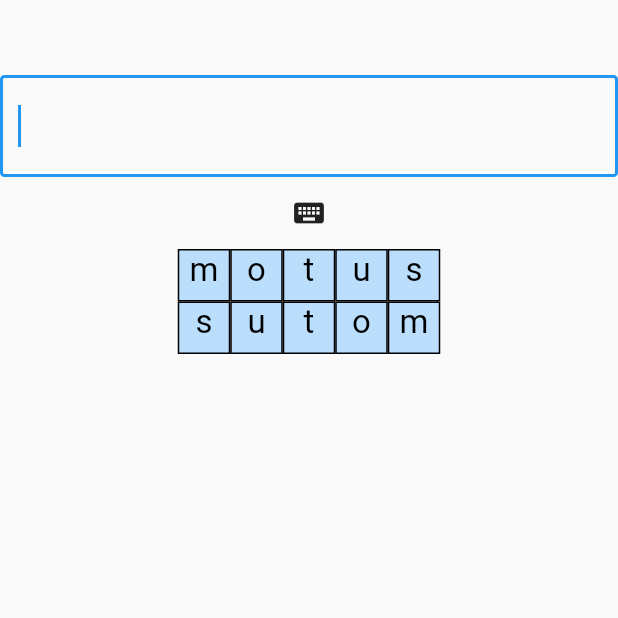
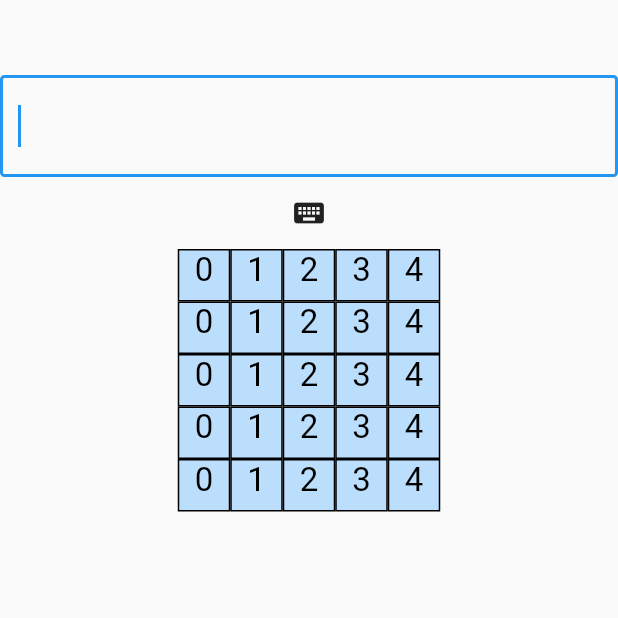
Before and after one commit to sylvain75/flutter-wordle, a Flutter app: the screen it shows after launch, on a phone screen of 412 x 824 dp, the top half of it. Run offline on Flutter 3.47's test engine with Material 2 defaults, Android fonts, the phone set to English and light mode, and no system bars.

Commit message:
about to try with pininput

```diff
--- a/lib/views/working_screen.dart
+++ b/lib/views/working_screen.dart
@@ -1,7 +1,5 @@
 import 'package:flurddle/components/letter_box.dart';
 import 'package:flutter/material.dart';
-import 'package:flurddle/components/working_text_key.dart';
-import 'package:flurddle/components/keyboard.dart';
 
 class KeyboardDemo extends StatefulWidget {
   @override
@@ -11,6 +9,8 @@ class KeyboardDemo extends StatefulWidget {
 class _KeyboardDemoState extends State<KeyboardDemo> {
   TextEditingController _controller = TextEditingController();
   bool _readOnly = true;
+  static int numberOfLetters = 5;
+  var listBoxes = List<int>.generate(numberOfLetters, (i) => i + 1);
 
   @override
   Widget build(BuildContext context) {
@@ -41,31 +41,48 @@ class _KeyboardDemoState extends State<KeyboardDemo> {
           ),
           // Spacer(),
           Container(
-            child:
-              Column(
-              // crossAxisAlignment: CrossAxisAlignment.center,
-              // mainAxisAlignment: MainAxisAlignment.center,
-              children: [
-                Row(
-                  children: [
-                    LetterBox(textValue: 'm'),
-                    LetterBox(textValue: 'o'),
-                    LetterBox(textValue: 't'),
-                    LetterBox(textValue: 'u'),
-                    LetterBox(textValue: 's'),
-                  ],
-                  mainAxisAlignment: MainAxisAlignment.center,),
-                Row(
-                  children: [
-                    LetterBox(textValue: 's'),
-                    LetterBox(textValue: 'u'),
-                    LetterBox(textValue: 't'),
-                    LetterBox(textValue: 'o'),
-                    LetterBox(textValue: 'm'),
-                  ],
-                  mainAxisAlignment: MainAxisAlignment.center,),
-              ],
-          ))
+              child: Column(
+                  children:
+                      // list.map((item) => LetterBox(textValue: 'c')).toList(),
+                      // LetterBox(textValue: 'v')
+
+                      listBoxes
+                          .asMap()
+                          .entries
+                          .map((columnItem) => Row(
+                              children: listBoxes
+                                  .asMap()
+                                  .entries
+                                  .map((rowItem) => LetterBox(
+                                      textValue: rowItem.key.toString()))
+                                  .toList(),
+                              mainAxisAlignment: MainAxisAlignment.center))
+                          .toList()
+
+                  /*
+                        Coordinates will be row : column
+                        - Track where the typing should be
+                        - Guesses kept in the cookies on enter key after filling row
+                          - Guesses should have an ID plus list of guesses
+                          - Guesses ID is the the word ID of the day
+                      */
+
+                  // Row(
+                  //   children: [
+                  //     for( var j = 0 ; j < numberOfLetters; j++ )
+                  //       LetterBox(textValue: 'c')
+                  //   ],
+                  //   mainAxisAlignment: MainAxisAlignment.center,),
+                  //   children: [
+                  //   for( var i = 0 ; i < numberOfLetters; i++ )
+                  //     Row(
+                  //     children: [
+                  //       for( var j = 0 ; j < numberOfLetters; j++ )
+                  //         LetterBox(textValue: 'c')
+                  //     ],
+                  //     mainAxisAlignment: MainAxisAlignment.center,),
+                  // ],
+                  ))
 
           // CustomKeyboard(
           //   onTextInput: (x) {
```
Also changed, not shown: lib/components/letter_box.dart (+12 -10 lines).
